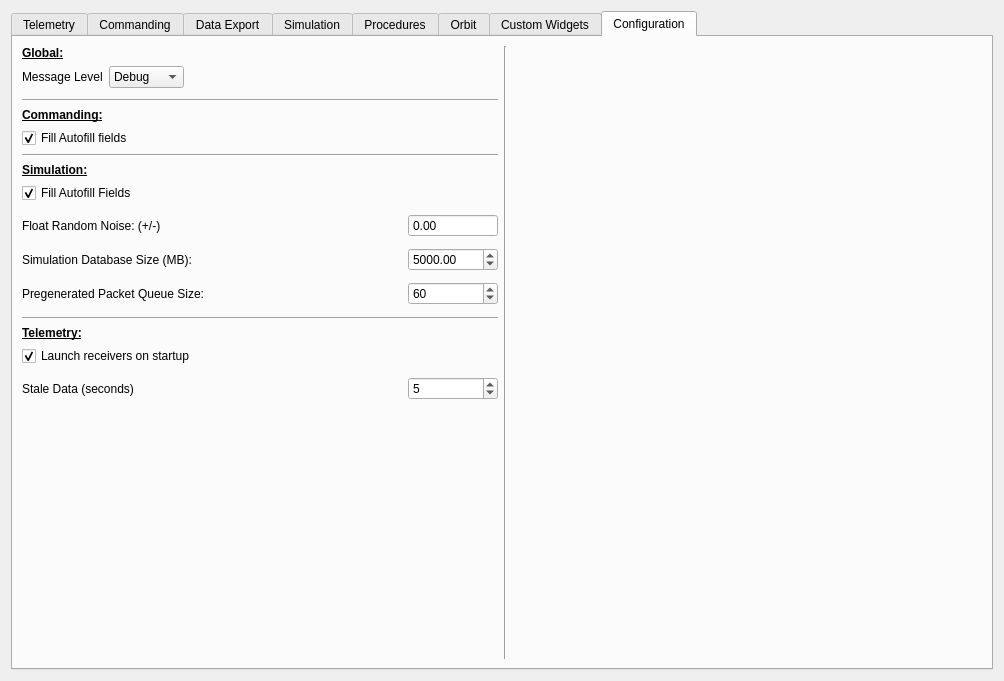
sudozer/dex, file apps/main/ui/main.ui: the form before one commit.
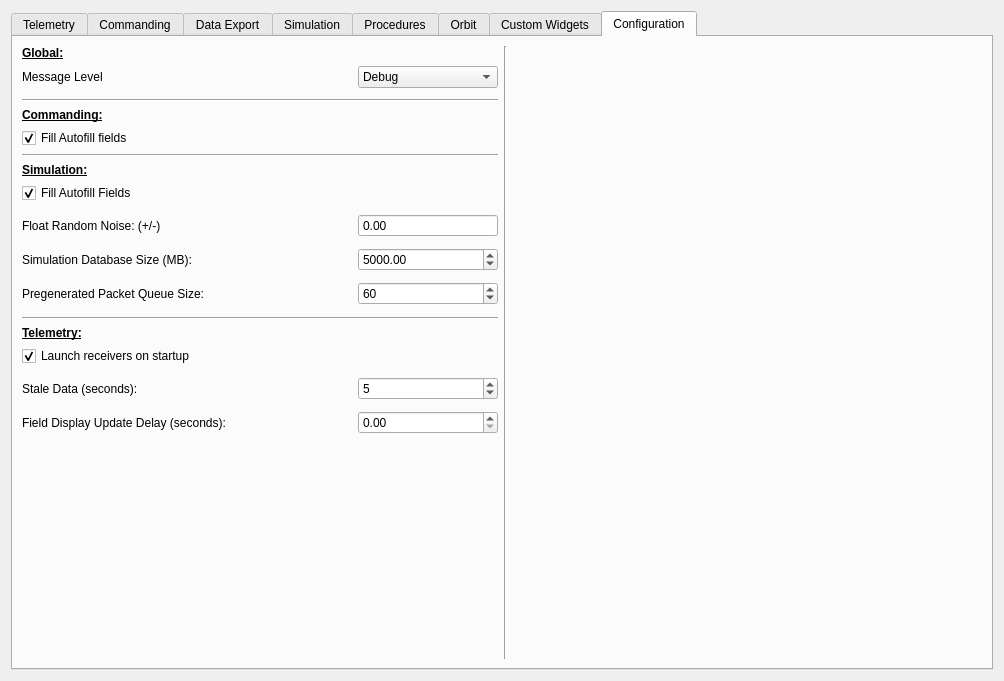
The form after the commit. The open tabs and pages were chosen to show the change.

The edit to the form file:
```diff
--- a/apps/main/ui/main.ui
+++ b/apps/main/ui/main.ui
@@ -1224,8 +1224,27 @@
                    </property>
                   </widget>
                  </item>
+                 <item>
+                  <spacer name="horizontalSpacer_8">
+                   <property name="orientation">
+                    <enum>Qt::Horizontal</enum>
+                   </property>
+                   <property name="sizeHint" stdset="0">
+                    <size>
+                     <width>40</width>
+                     <height>20</height>
+                    </size>
+                   </property>
+                  </spacer>
+                 </item>
                  <item>
                   <widget class="QComboBox" name="messageLevelBox">
+                   <property name="minimumSize">
+                    <size>
+                     <width>140</width>
+                     <height>0</height>
+                    </size>
+                   </property>
                    <property name="maximumSize">
                     <size>
                      <width>120</width>
@@ -1252,19 +1271,6 @@
                    </item>
                   </widget>
                  </item>
-                 <item>
-                  <spacer name="horizontalSpacer_8">
-                   <property name="orientation">
-                    <enum>Qt::Horizontal</enum>
-                   </property>
-                   <property name="sizeHint" stdset="0">
-                    <size>
-                     <width>40</width>
-                     <height>20</height>
-                    </size>
-                   </property>
-                  </spacer>
-                 </item>
                 </layout>
                </item>
                <item>
@@ -1367,13 +1373,13 @@
                   <widget class="QDoubleSpinBox" name="simulationFloatNoise">
                    <property name="minimumSize">
                     <size>
-                     <width>90</width>
+                     <width>140</width>
                      <height>0</height>
                     </size>
                    </property>
                    <property name="maximumSize">
                     <size>
-                     <width>100</width>
+                     <width>999</width>
                      <height>16777215</height>
                     </size>
                    </property>
@@ -1419,7 +1425,7 @@
                   <widget class="QDoubleSpinBox" name="simulationDatabaseSizeBox">
                    <property name="minimumSize">
                     <size>
-                     <width>90</width>
+                     <width>140</width>
                      <height>0</height>
                     </size>
                    </property>
@@ -1468,7 +1474,7 @@
                   <widget class="QSpinBox" name="simPregeneratedPacketsBox">
                    <property name="minimumSize">
                     <size>
-                     <width>90</width>
+                     <width>140</width>
                      <height>0</height>
                     </size>
                    </property>
@@ -1536,7 +1542,7 @@
                  <item>
                   <widget class="QLabel" name="label_31">
                    <property name="text">
-                    <string>Stale Data (seconds)</string>
+                    <string>Stale Data (seconds):</string>
                    </property>
                   </widget>
                  </item>
@@ -1557,7 +1563,7 @@
                   <widget class="QSpinBox" name="staleDataSeconds">
                    <property name="minimumSize">
                     <size>
-                     <width>90</width>
+                     <width>140</width>
                      <height>0</height>
                     </size>
                    </property>
@@ -1577,6 +1583,46 @@
                  </item>
                 </layout>
                </item>
+               <item>
+                <layout class="QHBoxLayout" name="horizontalLayout_27">
+                 <property name="topMargin">
+                  <number>5</number>
+                 </property>
+                 <item>
+                  <widget class="QLabel" name="label_32">
+                   <property name="text">
+                    <string>Field Display Update Delay (seconds):</string>
+                   </property>
+                  </widget>
+                 </item>
+                 <item>
+                  <spacer name="horizontalSpacer_18">
+                   <property name="orientation">
+                    <enum>Qt::Horizontal</enum>
+                   </property>
+                   <property name="sizeHint" stdset="0">
+                    <size>
+                     <width>40</width>
+                     <height>20</height>
+                    </size>
+                   </property>
+                  </spacer>
+                 </item>
+                 <item>
+                  <widget class="QDoubleSpinBox" name="fieldDisplayUpdateDelay">
+                   <property name="minimumSize">
+                    <size>
+                     <width>140</width>
+                     <height>0</height>
+                    </size>
+                   </property>
+                   <property name="toolTip">
+                    <string>Set how often the standard field data displays update.</string>
+                   </property>
+                  </widget>
+                 </item>
+                </layout>
+               </item>
                <item>
                 <spacer name="verticalSpacer_2">
                  <property name="orientation">
```
